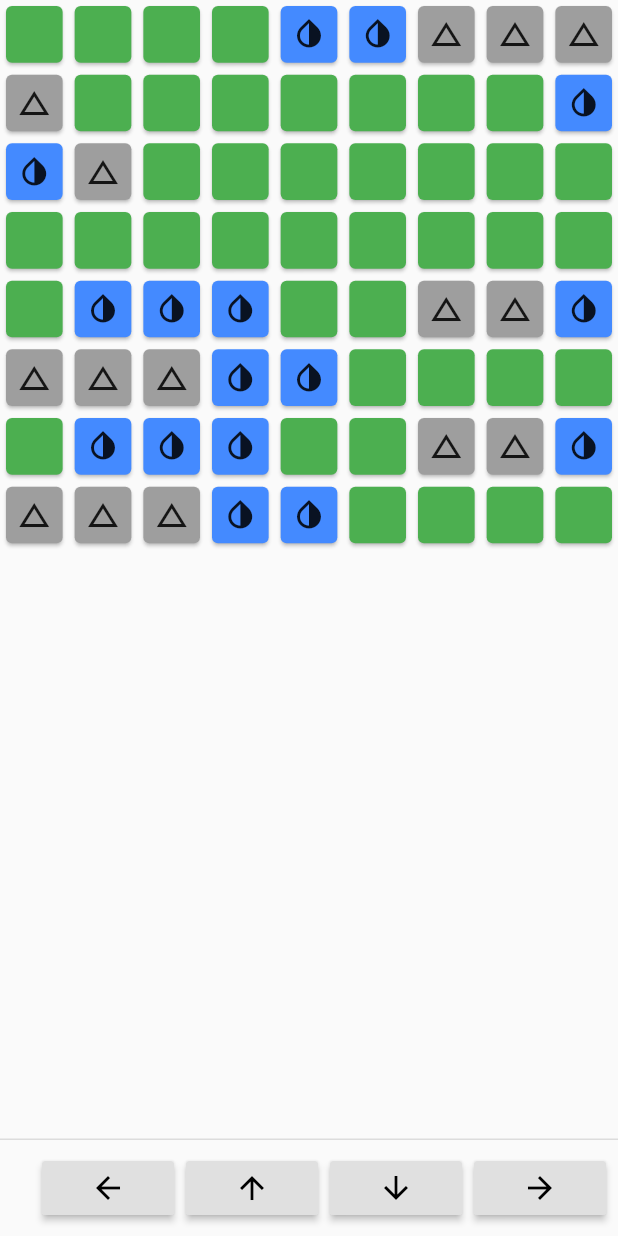
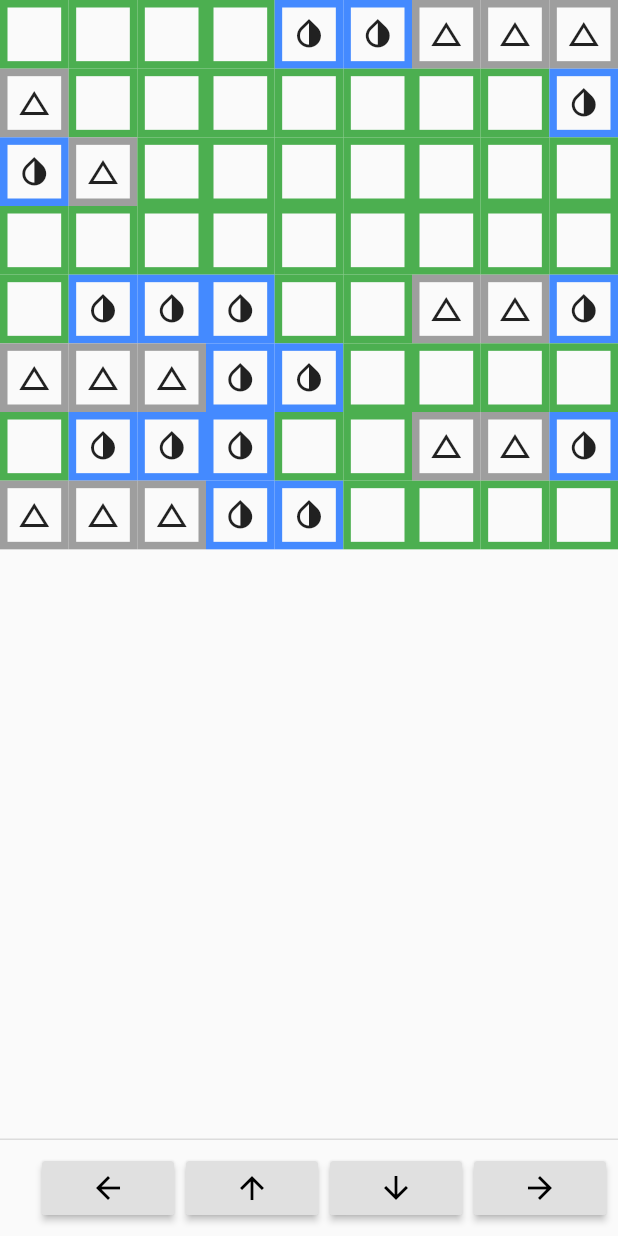
Before and after one commit to crtingram/flutter_app_two, a Flutter app: the screen it shows after launch, after a tap on the "arrow back" icon, on a phone screen of 412 x 824 dp. Run offline on Flutter 3.47's test engine with Material 2 defaults, Android fonts, the phone set to English and light mode, and no system bars.

Commit message:
Add grid tiles.
Kind of looks like shit tbh.

```diff
--- a/lib/module/grid-list.dart
+++ b/lib/module/grid-list.dart
@@ -60,6 +60,8 @@ class GridListWidgetState extends State<GridListWidget> {
       ],
     );
   }
+
+  _movePlayer(MapUtil.DIRECTIONS dir) {}
 }
 
 List<MapTile> getMapTiles() {
@@ -68,10 +70,6 @@ List<MapTile> getMapTiles() {
     theMapTiles.add(new MapTile(tileData));
   });
   return theMapTiles;
-}
-
-_movePlayer(MapUtil.DIRECTIONS dir) {
-  print(dir);
 }
 
 List<Widget> generateDungeon() {
@@ -84,7 +82,7 @@ List<Widget> generateDungeon() {
 
 Widget getTileCard(GameTile gt) {
   return Card(
-    color: MapUtil.getColorFromType(gt.type),
+    color: MapUtil.getMaterialColorFromType(gt.type),
     child: Icon(MapUtil.getIconFromType(gt.type)),
   );
 }
@@ -101,9 +99,19 @@ class MapTile extends StatefulWidget {
 class MapTileState extends State<MapTile> {
   @override
   Widget build(BuildContext context) {
-    return Card(
-      color: MapUtil.getColorFromType(widget.gameTile.type),
-      child: Icon(MapUtil.getIconFromType(widget.gameTile.type)),
+    return GridTile(
+      child: Container(
+        decoration: BoxDecoration(
+            border: Border.all(
+                width: 5.0,
+                color: MapUtil.getColorFromType(widget.gameTile.type))),
+        child: Icon(MapUtil.getIconFromType(widget.gameTile.type)),
+      ),
     );
+
+//    return Card(
+//      color: MapUtil.getColorFromType(widget.gameTile.type),
+//      child: Icon(MapUtil.getIconFromType(widget.gameTile.type)),
+//    );
   }
 }
```
